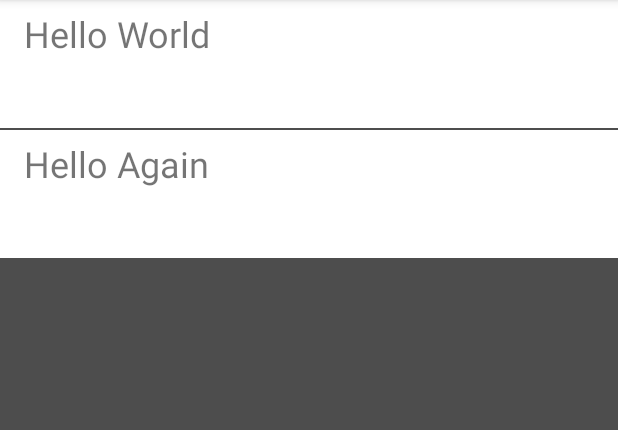
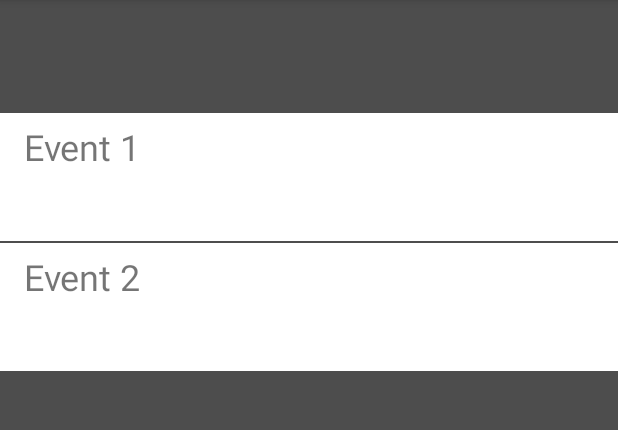
Before and after one commit to CUSkyImagingApp/AndroidApp, an Android app: the screen it shows after launch (MainActivity), on a phone screen of 412 x 824 dp, the part 84-514 px from its top. Run offline under Robolectric (Android 15) with nearby library versions, the phone set to English and light mode, and no system bars; 1 statement that could not run was skipped.

Commit message:
New layout branch to work on UI

```diff
--- a/CitizenSkyView/app/src/main/java/edu/boulder/citizenskyview/citizenskyview/MainActivity.java
+++ b/CitizenSkyView/app/src/main/java/edu/boulder/citizenskyview/citizenskyview/MainActivity.java
@@ -59,6 +59,7 @@ public class MainActivity extends AppCompatActivity {
 
     private static Context mContext;
     private Button startButton;
+    private Button boxButton1;
     private Button helpButton;
 
     private boolean skyViewActive = false;
@@ -131,6 +132,15 @@ public class MainActivity extends AppCompatActivity {
             }
         });
         */
+        boxButton1 = (Button) findViewById(R.id.box_button1);
+        boxButton1.setOnClickListener(new View.OnClickListener() {
+            @Override
+            public void onClick(View view) {
+                Toast.makeText(getApplicationContext(), "Starting sky capture", Toast.LENGTH_SHORT).show();
+                skyViewActive = true;
+                checkWriteToExternalStoragePermission();
+            }
+        });
 
     }
 
--- a/CitizenSkyView/app/src/main/res/layout/activity_main.xml
+++ b/CitizenSkyView/app/src/main/res/layout/activity_main.xml
@@ -25,7 +25,13 @@
             android:layout_width="match_parent"
             android:layout_height="85dp"
             android:background="#FFFFFF"
+            android:layout_marginTop="75dp"
             android:layout_marginBottom="1dp">
+            <Button
+                android:id="@+id/box_button1"
+                android:layout_width="match_parent"
+                android:layout_height="match_parent"
+                android:background="@android:color/transparent"/>
             <TextView
                 android:id="@+id/box_text"
                 android:layout_width="match_parent"
@@ -36,7 +42,9 @@
                 android:layout_alignParentTop="true"
                 android:layout_alignParentStart="true"
                 android:layout_marginStart="16dp"
-                android:layout_marginTop="6dp" />
+                android:layout_marginTop="6dp"
+                android:clickable="true"/>
+
         </RelativeLayout>
         <RelativeLayout
             android:layout_width="match_parent"
--- a/CitizenSkyView/app/src/main/res/values/strings.xml
+++ b/CitizenSkyView/app/src/main/res/values/strings.xml
@@ -2,6 +2,6 @@
 <resources>
     <string name="app_name">Citizen Sky View</string>
     <string name="start">Start</string>
-    <string name="hello">Hello World</string>
-    <string name="hello_again">Hello Again</string>
+    <string name="hello">Event 1</string>
+    <string name="hello_again">Event 2</string>
 </resources>
```
